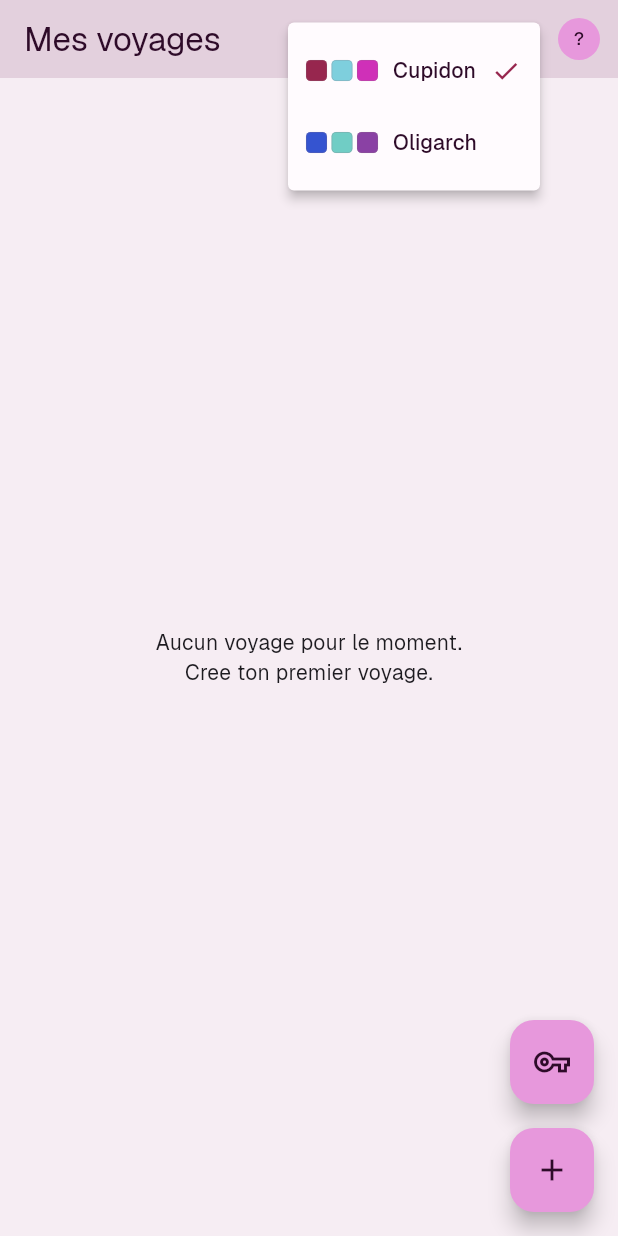
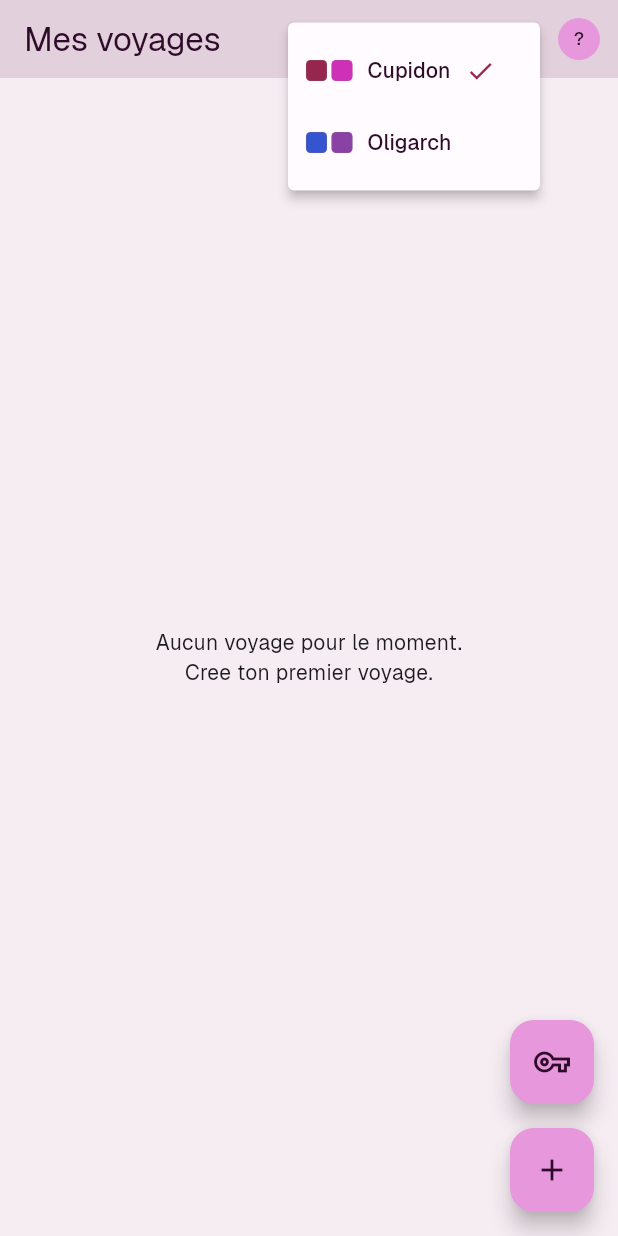
Before and after one commit to CenturySpine/Planzers, a Flutter app: the TripsPage screen opened by its route, after a tap on the "palette" icon, on a phone screen of 412 x 824 dp. Run offline on Flutter 3.47's test engine with Material 3 defaults, Android fonts, the phone set to English and light mode, and no system bars; our stand-ins replace cloud_firestore, cloud_functions, firebase_auth, firebase_core, firebase_messaging, flutter_riverpod and 5 more; accounts and stored records are empty.

Commit message:
fix(theme): show two palette swatches instead of three
The picker now shows primary and accent only so each named palette reads clearly; the old middle swatch matched across themes because both secondaries are in the same cyan family.

Made-with: Cursor

```diff
--- a/lib/features/account/presentation/palette_picker_button.dart
+++ b/lib/features/account/presentation/palette_picker_button.dart
@@ -86,8 +86,8 @@ class PalettePickerButton extends ConsumerWidget {
     );
   }
 
-  /// Fixed-size swatches (no [Expanded] / empty [DecoratedBox]) so the strip
-  /// still paints inside popup [IntrinsicWidth] layouts.
+  /// Two fixed swatches: main brand hue + accent (secondary is often too close
+  /// between palettes for a third dot to read at a glance).
   Widget _paletteSwatchStrip(
     BuildContext context, {
     required BrandPaletteData colors,
@@ -97,8 +97,6 @@ class PalettePickerButton extends ConsumerWidget {
       mainAxisSize: MainAxisSize.min,
       children: [
         _swatch(colors.primary, outline),
-        const SizedBox(width: 3),
-        _swatch(colors.secondary, outline),
         const SizedBox(width: 3),
         _swatch(colors.accent, outline),
       ],
```
